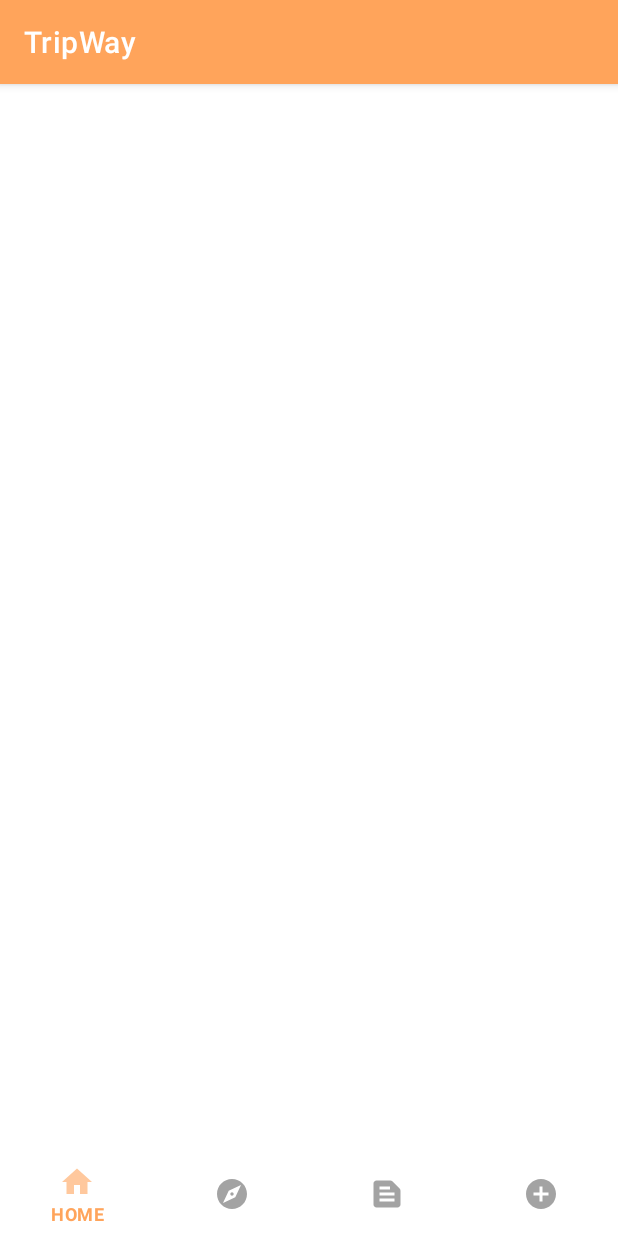
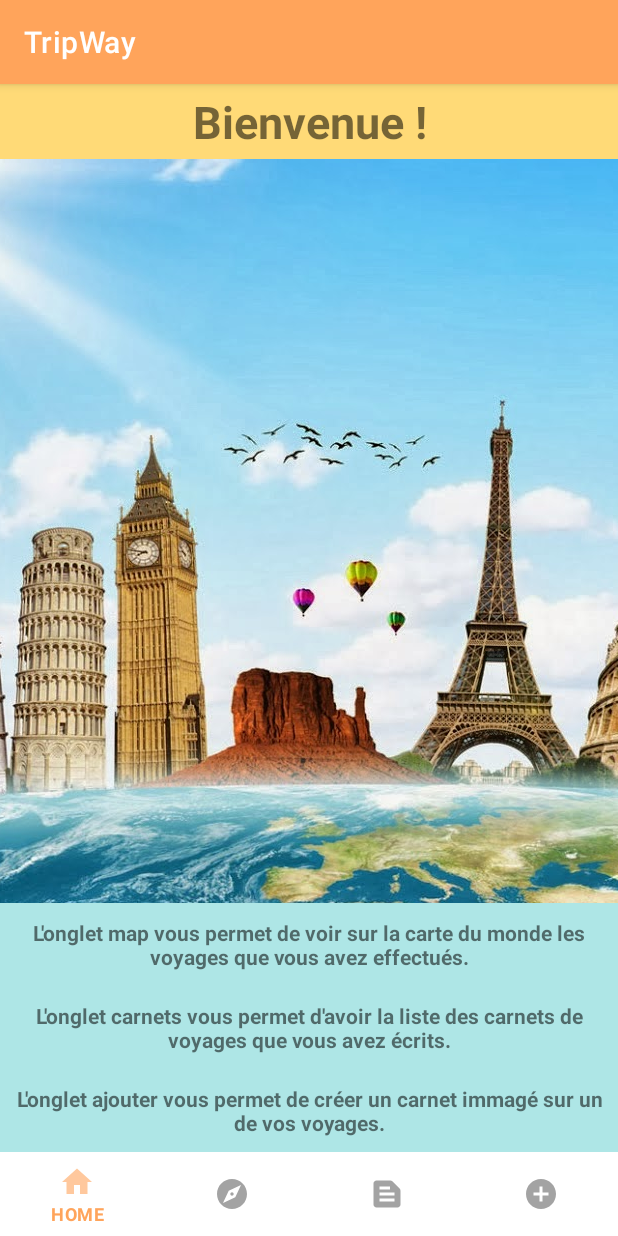
Before and after one commit to louprusak/TripWay, an Android app: the screen it shows after launch (MainActivity), on a phone screen of 412 x 824 dp. Run offline under Robolectric (Android 15) with nearby library versions, the phone set to English and light mode, and no system bars.

Commit message:
Page d'accueil et gestion des fragments et des tailles

```diff
--- a/carnetVoyage/app/src/main/res/layout/activity_main.xml
+++ b/carnetVoyage/app/src/main/res/layout/activity_main.xml
@@ -6,41 +6,6 @@
     android:layout_width="match_parent"
     android:layout_height="match_parent"
     tools:context=".view.MainActivity">
-
-
-    <!--Button
-        android:id="@+id/button_create_carnet"
-        android:layout_width="62dp"
-        android:layout_height="52dp"
-        android:onClick="clicBoutonCreate"
-        app:backgroundTint="@color/bleu_pastel"
-        app:icon="@android:drawable/ic_menu_add"
-        app:layout_constraintBottom_toBottomOf="parent"
-        app:layout_constraintEnd_toEndOf="parent"
-        app:layout_constraintStart_toStartOf="parent"
-        app:layout_constraintTop_toBottomOf="@+id/textView" />
-
-    <TextView
-        android:id="@+id/textView"
-        android:layout_width="wrap_content"
-        android:layout_height="wrap_content"
-        android:text="@string/mes_carnets"
-        android:textSize="36sp"
-        app:layout_constraintBottom_toBottomOf="parent"
-        app:layout_constraintEnd_toEndOf="parent"
-        app:layout_constraintStart_toStartOf="parent"
-        app:layout_constraintTop_toTopOf="parent"
-        app:layout_constraintVertical_bias="0.211" />
-
-    <androidx.recyclerview.widget.RecyclerView
-        android:layout_width="wrap_content"
-        android:layout_height="wrap_content"
-        app:layout_constraintBottom_toTopOf="@+id/button_create_carnet"
-        app:layout_constraintEnd_toEndOf="parent"
-        app:layout_constraintStart_toStartOf="parent"
-        app:layout_constraintTop_toBottomOf="@+id/textView" >
-
-    </androidx.recyclerview.widget.RecyclerView>-->
 
     <androidx.fragment.app.FragmentContainerView
         android:id="@+id/afficheurfragment"
--- a/carnetVoyage/app/src/main/res/layout/home.xml
+++ b/carnetVoyage/app/src/main/res/layout/home.xml
@@ -1,5 +1,74 @@
 <?xml version="1.0" encoding="utf-8"?>
-<RelativeLayout xmlns:android="http://schemas.android.com/apk/res/android"
+<androidx.constraintlayout.widget.ConstraintLayout xmlns:android="http://schemas.android.com/apk/res/android"
+    xmlns:app="http://schemas.android.com/apk/res-auto"
     xmlns:tools="http://schemas.android.com/tools"
     android:layout_width="match_parent"
-    android:layout_height="match_parent"/>
+    android:layout_height="match_parent">
+
+
+    <TextView
+        android:id="@+id/welcome"
+        android:layout_width="0dp"
+        android:layout_height="50dp"
+        android:background="@color/jaune_pastel"
+        android:gravity="center"
+        android:text="@string/welcome_home"
+        android:textSize="30sp"
+        android:textStyle="bold"
+        app:layout_constraintBottom_toTopOf="@+id/imageView"
+        app:layout_constraintEnd_toEndOf="parent"
+        app:layout_constraintStart_toStartOf="parent"
+        app:layout_constraintTop_toTopOf="parent" />
+
+    <ImageView
+        android:id="@+id/imageView"
+        android:layout_width="0dp"
+        android:layout_height="0dp"
+        android:scaleType="center"
+        android:src="@drawable/home_image"
+        app:layout_constraintBottom_toTopOf="@+id/tv1_home"
+        app:layout_constraintEnd_toEndOf="parent"
+        app:layout_constraintStart_toStartOf="parent"
+        app:layout_constraintTop_toBottomOf="@+id/welcome" />
+
+    <TextView
+        android:id="@+id/tv1_home"
+        android:layout_width="0dp"
+        android:layout_height="wrap_content"
+        android:background="@color/bleu_pastel"
+        android:gravity="center"
+        android:text="@string/text1_home"
+        android:textStyle="bold"
+        android:padding="10dp"
+        app:layout_constraintBottom_toTopOf="@+id/tv2_home"
+        app:layout_constraintEnd_toEndOf="parent"
+        app:layout_constraintStart_toStartOf="parent"
+        app:layout_constraintTop_toBottomOf="@+id/imageView" />
+
+    <TextView
+        android:id="@+id/tv2_home"
+        android:layout_width="0dp"
+        android:layout_height="wrap_content"
+        android:background="@color/bleu_pastel"
+        android:gravity="center"
+        android:text="@string/text2_home"
+        android:textStyle="bold"
+        android:padding="10dp"
+        app:layout_constraintBottom_toTopOf="@+id/tv3_home"
+        app:layout_constraintEnd_toEndOf="parent"
+        app:layout_constraintStart_toStartOf="parent" />
+
+    <TextView
+        android:id="@+id/tv3_home"
+        android:layout_width="0dp"
+        android:layout_height="wrap_content"
+        android:background="@color/bleu_pastel"
+        android:gravity="center"
+        android:text="@string/text3_home"
+        android:textStyle="bold"
+        android:padding="10dp"
+        app:layout_constraintBottom_toBottomOf="parent"
+        app:layout_constraintEnd_toEndOf="parent"
+        app:layout_constraintStart_toStartOf="parent" />
+
+</androidx.constraintlayout.widget.ConstraintLayout>
--- a/carnetVoyage/app/src/main/res/values-night/themes.xml
+++ b/carnetVoyage/app/src/main/res/values-night/themes.xml
@@ -2,11 +2,11 @@
     <!-- Base application theme. -->
     <style name="Theme.CarnetVoyage" parent="Theme.MaterialComponents.DayNight.DarkActionBar">
         <!-- Primary brand color. -->
-        <item name="colorPrimary">@color/orange_pastel</item>
-        <item name="colorPrimaryVariant">@color/jaune_pastel</item>
+        <item name="colorPrimary">@color/darkorange_pastel</item>
+        <item name="colorPrimaryVariant">@color/darkjaune_pastel</item>
         <item name="colorOnPrimary">@color/black</item>
         <!-- Secondary brand color. -->
-        <item name="colorSecondary">@color/teal_200</item>
+        <item name="colorSecondary">@color/darkbleu_pastel</item>
         <item name="colorSecondaryVariant">@color/teal_200</item>
         <item name="colorOnSecondary">@color/black</item>
         <!-- Status bar color. -->
--- a/carnetVoyage/app/src/main/res/values/colors.xml
+++ b/carnetVoyage/app/src/main/res/values/colors.xml
@@ -5,9 +5,16 @@
     <color name="purple_700">#FF3700B3</color>
     <color name="teal_200">#FF03DAC5</color>
     <color name="teal_700">#FF018786</color>
+
     <color name="orange_pastel">#FFA45B</color>
+    <color name="darkorange_pastel">#D96B12 </color>
+
     <color name="jaune_pastel">#FFDA77</color>
+    <color name="darkjaune_pastel">#CF9909</color>
+
+
     <color name="bleu_pastel">#AEE6E6</color>
+    <color name="darkbleu_pastel">#03A2A2</color>
 
     <color name="black">#FF000000</color>
     <color name="white">#FFFFFFFF</color>
--- a/carnetVoyage/app/src/main/res/values/strings.xml
+++ b/carnetVoyage/app/src/main/res/values/strings.xml
@@ -8,4 +8,13 @@
     <string name="bottom_navigation_logs">CARNETS</string>
     <string name="bottom_navigation_create">AJOUTER</string>
     <string name="bottom_navigation_map">CARTE</string>
+
+
+    <!-- HOME PAGE -->
+    <string name="welcome_home">Bienvenue !</string>
+    <string name="text1_home">L\'onglet map vous permet de voir sur la carte du monde les voyages que vous avez effectués.</string>
+    <string name="text2_home">L\'onglet carnets vous permet d\'avoir la liste des carnets de voyages que vous avez écrits.</string>
+    <string name="text3_home">L\'onglet ajouter vous permet de créer un carnet immagé sur un de vos voyages.</string>
+
+
 </resources>
```
Also changed, not shown: carnetVoyage/app/src/main/res/layout/create.xml (+6 -7 lines), carnetVoyage/app/src/main/res/layout/logs.xml (+14 -7 lines), carnetVoyage/app/src/main/res/layout/map.xml (+15 -10 lines), carnetVoyage/app/src/main/res/drawable-hdpi/carnets_image.jpg (added), carnetVoyage/app/src/main/res/drawable-hdpi/carte_monde.png (added), carnetVoyage/app/src/main/res/drawable-hdpi/home_image.jpg (added).
